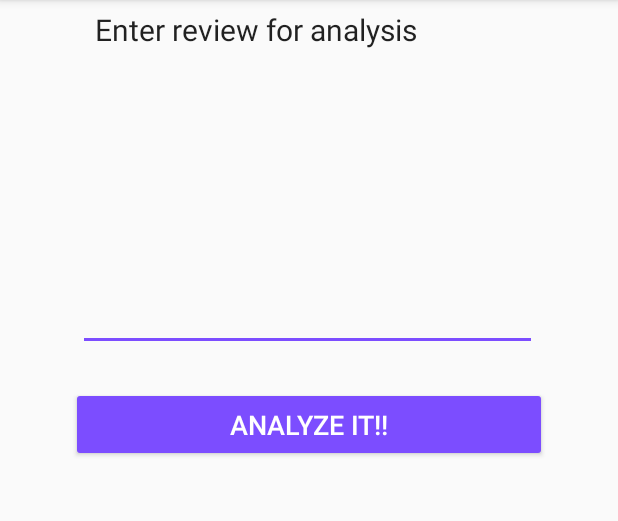
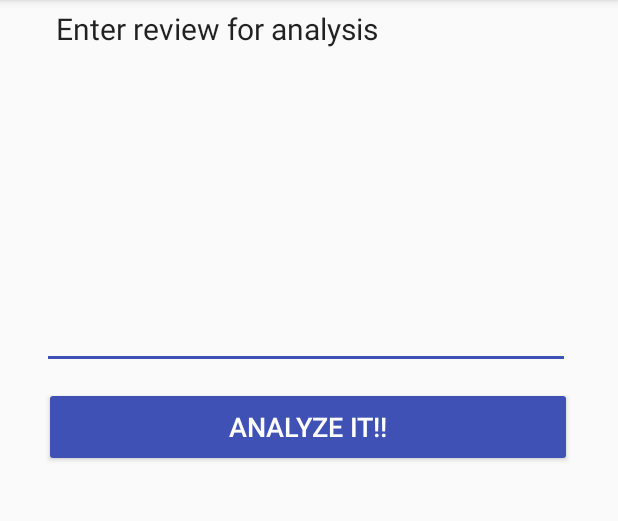
Before and after one commit to syazdan25/ReviewAnalysisApp, an Android app: the MainActivity screen opened directly, with no data from a screen before it, on a phone screen of 412 x 824 dp, the part 84-605 px from its top. Run offline under Robolectric (Android 15) with nearby library versions, the phone set to English and light mode, and no system bars.

Commit message:
Final Updates

```diff
--- a/app/src/main/java/com/yazdani25gmail/shama/reviewanalysisapp/FileOperations.java
+++ b/app/src/main/java/com/yazdani25gmail/shama/reviewanalysisapp/FileOperations.java
@@ -102,7 +102,7 @@ public class FileOperations {
             DocumentSentiment sentiment = service.getSentiment(params).execute();
             System.out.println(sentiment);
             //passing the result to be displayed at UI in the main tread
-            senti=sentiment.getSentiment().getType().name().toString();
+            //senti=sentiment.getSentiment().getType().name().toString();
             return sentiment.getSentiment().getType().name();
 
         }
--- a/app/src/main/java/com/yazdani25gmail/shama/reviewanalysisapp/MainActivity.java
+++ b/app/src/main/java/com/yazdani25gmail/shama/reviewanalysisapp/MainActivity.java
@@ -3,6 +3,7 @@ package com.yazdani25gmail.shama.reviewanalysisapp;
 import android.net.Uri;
 import android.support.v7.app.AppCompatActivity;
 import android.os.Bundle;
+import android.text.method.ScrollingMovementMethod;
 import android.webkit.ValueCallback;
 import android.webkit.WebView;
 import android.widget.Button;
@@ -42,6 +43,7 @@ public class MainActivity extends AppCompatActivity {
         textView = (TextView) findViewById(R.id.textView);
         editText = (EditText) findViewById(R.id.editText);
         button = (Button) findViewById(R.id.button);
+
 
         //fire action when button is pressed
 
@@ -103,7 +105,7 @@ public class MainActivity extends AppCompatActivity {
             }
             textView.setText("Enter Review for analysis");
             textView1 = (TextView) findViewById(R.id.textView1);
-            textView1.setText("Your Review is: " + result+"\nScore=");
+            textView1.setText("Your Review is: " + result);
         }
     }
 
--- a/app/src/main/java/com/yazdani25gmail/shama/reviewanalysisapp/Welcome.java
+++ b/app/src/main/java/com/yazdani25gmail/shama/reviewanalysisapp/Welcome.java
@@ -41,7 +41,7 @@ public class Welcome extends AppCompatActivity {
         button3.setOnClickListener(new View.OnClickListener() {
             @Override
             public void onClick(View v) {
-                Intent page2= new Intent(Welcome.this,FileUpload.class);
+                Intent page2= new Intent(Welcome.this,ReviewSentiment.class);
                 startActivity(page2);
             }
         });
--- a/app/src/main/res/layout/activity_main.xml
+++ b/app/src/main/res/layout/activity_main.xml
@@ -11,26 +11,30 @@
 
     <EditText
         android:id="@+id/editText"
-        android:layout_width="306dp"
-        android:layout_height="162dp"
+        android:layout_width="352dp"
+        android:layout_height="183dp"
         android:ems="10"
         android:textSize="18sp"
-        android:inputType="textPersonName"
+        android:inputType="textMultiLine"
+        android:scrollHorizontally="true"
+        android:maxLines="10"
+        android:scrollbars="vertical"
         app:layout_constraintTop_toTopOf="@+id/guideline3"
-        android:layout_marginTop="8dp"
-        android:layout_marginLeft="32dp"
+        android:layout_marginTop="-1dp"
+        android:layout_marginLeft="8dp"
         app:layout_constraintLeft_toLeftOf="@+id/guideline" />
 
     <Button
         android:id="@+id/button"
         style="@style/Widget.AppCompat.Button.Colored"
-        android:layout_width="317dp"
-        android:layout_height="50dp"
+        android:textSize="18sp"
+        android:layout_width="352dp"
+        android:layout_height="53dp"
         android:text="Analyze it!!"
         app:layout_constraintTop_toTopOf="@+id/guideline5"
         android:layout_marginTop="5dp"
-        android:layout_marginLeft="27dp"
-        android:textSize="18sp"
+        android:layout_marginLeft="9dp"
+
         app:layout_constraintLeft_toLeftOf="@+id/guideline" />
 
     <android.support.constraint.Guideline
@@ -59,11 +63,11 @@
     <TextView
         android:id="@+id/textView"
         style="@style/Widget.AppCompat.TextView.SpinnerItem"
-        android:layout_width="302dp"
-        android:layout_height="43dp"
+        android:layout_width="353dp"
+        android:layout_height="58dp"
         android:textSize="20sp"
-        android:layout_marginLeft="35dp"
-        android:layout_marginTop="6dp"
+        android:layout_marginLeft="9dp"
+        android:layout_marginTop="5dp"
         android:text="Enter review for analysis"
         app:layout_constraintLeft_toLeftOf="@+id/guideline"
         app:layout_constraintTop_toTopOf="parent" />
@@ -104,11 +108,11 @@
     <TextView
         android:id="@+id/textView1"
         style="@style/Widget.AppCompat.TextView.SpinnerItem"
-        android:layout_width="315dp"
+        android:layout_width="346dp"
         android:textSize="20sp"
-        android:layout_height="49dp"
-        android:layout_marginLeft="28dp"
-        android:layout_marginTop="4dp"
+        android:layout_height="46dp"
+        android:layout_marginLeft="12dp"
+        android:layout_marginTop="6dp"
         android:text=""
         app:layout_constraintLeft_toLeftOf="@+id/guideline"
         app:layout_constraintTop_toTopOf="@+id/guideline6" />
--- a/app/src/main/res/values/colors.xml
+++ b/app/src/main/res/values/colors.xml
@@ -2,5 +2,5 @@
 <resources>
     <color name="colorPrimary">#3F51B5</color>
     <color name="colorPrimaryDark">#303F9F</color>
-    <color name="colorAccent">#7C4DFF</color>
+    <color name="colorAccent">#3F51B5</color>
 </resources>
```
Also changed, not shown: app/src/main/AndroidManifest.xml (+10 -4 lines), app/src/main/res/layout/activity_welcome.xml (+4 -4 lines).
